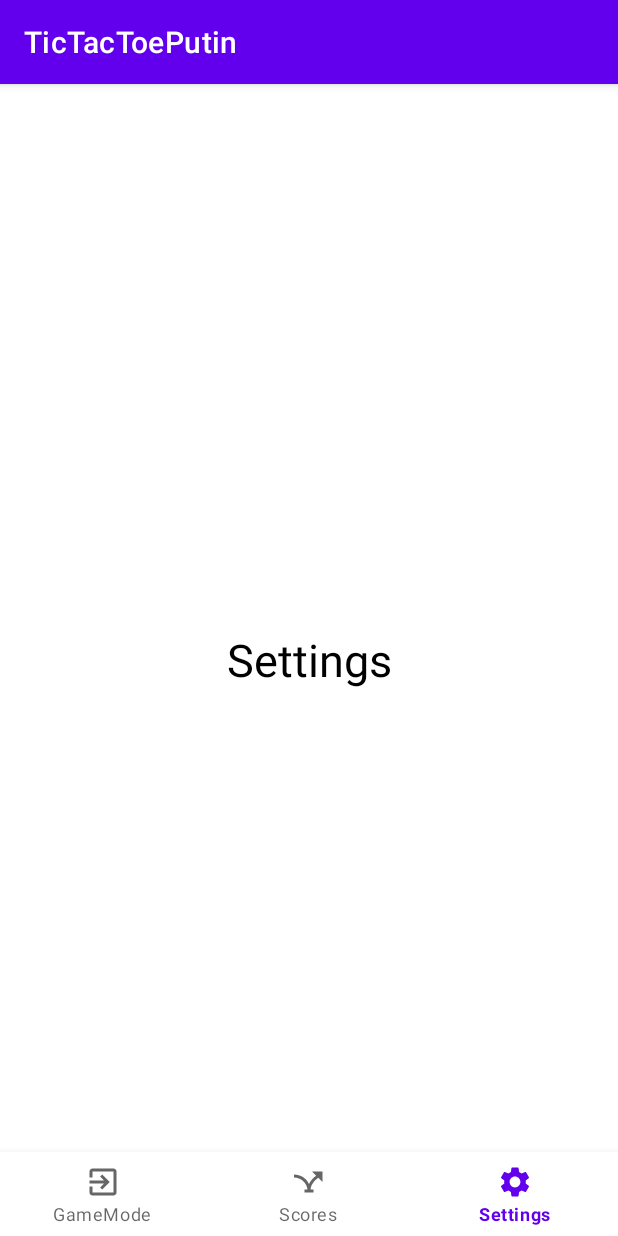
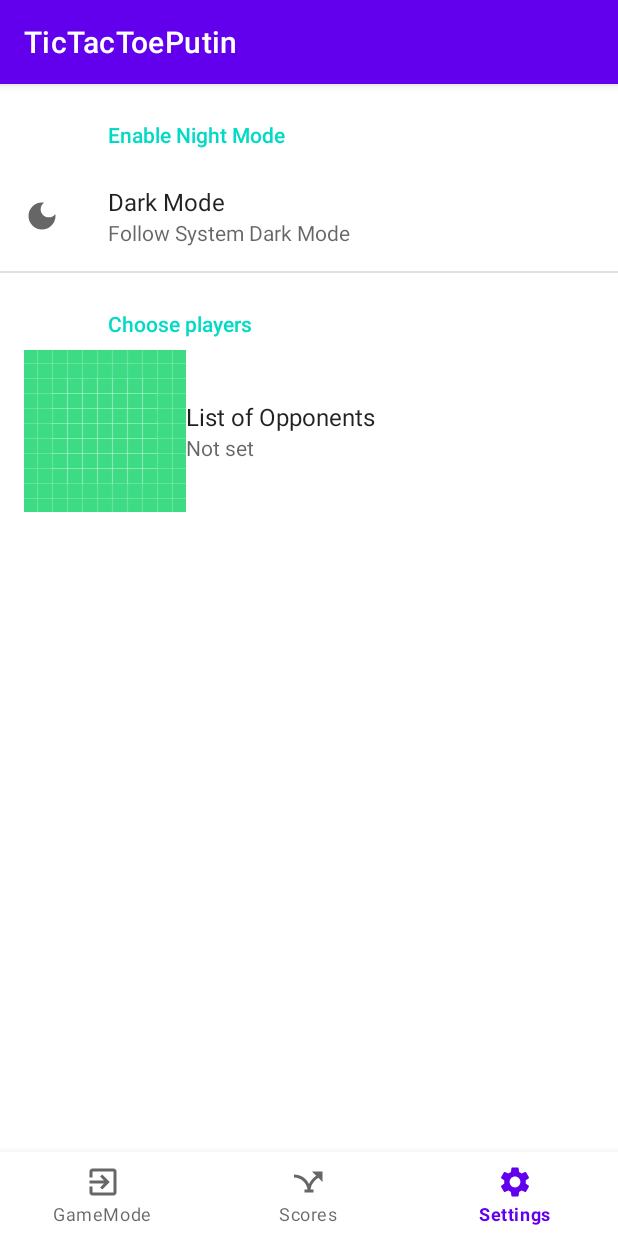
Before and after one commit to dobryansky/TicTacToeOpponents, an Android app: the FragmentSettings screen opened through its navigation route, on a phone screen of 412 x 824 dp. Run offline under Robolectric (Android 15) with nearby library versions, the phone set to English and light mode, and no system bars; our stand-ins replace androidx.preference, navigation-ui; 4 statements that could not run were skipped.

Commit message:
Dark Mode Enable

```diff
--- a/app/build.gradle
+++ b/app/build.gradle
@@ -37,6 +37,7 @@ android {
 
 dependencies {
 
+
     implementation 'androidx.core:core-ktx:1.6.0'
     implementation 'androidx.appcompat:appcompat:1.3.1'
     implementation 'com.google.android.material:material:1.4.0'
@@ -44,7 +45,9 @@ dependencies {
     implementation 'androidx.navigation:navigation-fragment-ktx:2.3.5'
     implementation 'androidx.navigation:navigation-ui-ktx:2.3.5'
     implementation 'androidx.legacy:legacy-support-v4:1.0.0'
+    implementation 'androidx.preference:preference:1.1.1'
     testImplementation 'junit:junit:4.+'
     androidTestImplementation 'androidx.test.ext:junit:1.1.3'
     androidTestImplementation 'androidx.test.espresso:espresso-core:3.4.0'
+    implementation("androidx.preference:preference-ktx:1.1.1")
 }
--- a/app/src/main/java/com/artem/myapplication/FragmentSettings.kt
+++ b/app/src/main/java/com/artem/myapplication/FragmentSettings.kt
@@ -1,26 +1,74 @@
 package com.artem.myapplication
 
+import android.content.SharedPreferences
 import android.os.Bundle
+import android.preference.PreferenceFragment
 import androidx.fragment.app.Fragment
 import android.view.LayoutInflater
 import android.view.View
 import android.view.ViewGroup
+import androidx.appcompat.app.AppCompatDelegate
+import androidx.preference.CheckBoxPreference
+import androidx.preference.Preference
+import androidx.preference.PreferenceFragmentCompat
+import androidx.preference.PreferenceManager
 
 
-class FragmentSettings : Fragment() {
+class FragmentSettings : PreferenceFragmentCompat(),SharedPreferences.OnSharedPreferenceChangeListener {
 
 
-    override fun onCreateView(
-        inflater: LayoutInflater, container: ViewGroup?,
-        savedInstanceState: Bundle?
-    ): View? {
-        // Inflate the layout for this fragment
-        return inflater.inflate(R.layout.fragment_settings, container, false)
+
+    override fun onCreatePreferences(savedInstanceState: Bundle?, rootKey: String?) {
+        setPreferencesFromResource(R.xml.root_preferences, rootKey);
+
+
+    }
+    override fun onResume() {
+        super.onResume()
+        preferenceScreen.sharedPreferences
+            .registerOnSharedPreferenceChangeListener(this)
+    }
+    override fun onPause() {
+        super.onPause()
+        preferenceScreen.sharedPreferences
+            .unregisterOnSharedPreferenceChangeListener(this)
     }
 
-    override fun onViewCreated(view: View, savedInstanceState: Bundle?) {
+    override fun onSharedPreferenceChanged(sharedPreferences: SharedPreferences?, key: String?) {
 
+        val darkModeString = getString(R.string.dark_mode)
+
+        if (key == darkModeString) {
+
+            val pref = sharedPreferences?.getString(key, "1")
+
+            when (pref?.toInt()) {
+                1 -> {
+                    AppCompatDelegate
+                        .setDefaultNightMode(
+                            AppCompatDelegate.MODE_NIGHT_FOLLOW_SYSTEM
+                        )
+                }
+
+                2 -> AppCompatDelegate
+                    .setDefaultNightMode(
+                        AppCompatDelegate.MODE_NIGHT_NO
+                    )
+                3 -> AppCompatDelegate
+                    .setDefaultNightMode(
+                        AppCompatDelegate.MODE_NIGHT_YES
+                    )
+                4 -> AppCompatDelegate
+                    .setDefaultNightMode(
+                        AppCompatDelegate.MODE_NIGHT_AUTO_BATTERY
+                    )
+            }
+        }
     }
 
-
+    override fun onDestroy() {
+        super.onDestroy()
+        PreferenceManager.getDefaultSharedPreferences(context)
+            .unregisterOnSharedPreferenceChangeListener(this)
+    }
 }
--- a/app/src/main/java/com/artem/myapplication/MainActivity.kt
+++ b/app/src/main/java/com/artem/myapplication/MainActivity.kt
@@ -2,23 +2,57 @@ package com.artem.myapplication
 
 import androidx.appcompat.app.AppCompatActivity
 import android.os.Bundle
+import androidx.appcompat.app.AppCompatDelegate
 import androidx.navigation.findNavController
 import androidx.navigation.fragment.NavHostFragment
 import androidx.navigation.ui.AppBarConfiguration
 import androidx.navigation.ui.setupActionBarWithNavController
 import androidx.navigation.ui.setupWithNavController
+import androidx.preference.PreferenceManager
 import com.google.android.material.bottomnavigation.BottomNavigationView
 
 class MainActivity : AppCompatActivity() {
     override fun onCreate(savedInstanceState: Bundle?) {
         super.onCreate(savedInstanceState)
         setContentView(R.layout.activity_main)
-      val bottomNavigationView =findViewById<BottomNavigationView>(R.id.bottomNavView)
-
-        val  navController=findNavController(R.id.fragmentContainerView)
-
+        val bottomNavigationView = findViewById<BottomNavigationView>(R.id.bottomNavView)
+        val navController = findNavController(R.id.fragmentContainerView)
         bottomNavigationView.setupWithNavController(navController)
         /*val appBarConfiguration= AppBarConfiguration(setOf(R.id.fragmentSettings))
         setupActionBarWithNavController(navController,appBarConfiguration)*/
+        loadSettings()
+
+    }
+
+
+
+
+    fun loadSettings() {
+        val sp = PreferenceManager.getDefaultSharedPreferences(this)
+
+        val darkMode = sp.getString("Dark Mode", "1")
+
+        when (darkMode?.toInt()) {
+            1 -> {
+                AppCompatDelegate
+                    .setDefaultNightMode(
+                        AppCompatDelegate.MODE_NIGHT_FOLLOW_SYSTEM
+                    )
+            }
+
+            2 -> AppCompatDelegate
+                .setDefaultNightMode(
+                    AppCompatDelegate.MODE_NIGHT_NO
+                )
+            3 -> AppCompatDelegate
+                .setDefaultNightMode(
+                    AppCompatDelegate.MODE_NIGHT_YES
+                )
+            4 -> AppCompatDelegate
+                .setDefaultNightMode(
+                    AppCompatDelegate.MODE_NIGHT_AUTO_BATTERY
+                )
+        }
+
     }
 }
--- /dev/null
+++ b/app/src/main/res/drawable/ic_dark_mode.xml
@@ -0,0 +1,10 @@
+<vector xmlns:android="http://schemas.android.com/apk/res/android"
+    android:width="24dp"
+    android:height="24dp"
+    android:viewportWidth="24"
+    android:viewportHeight="24"
+    android:tint="?attr/colorControlNormal">
+  <path
+      android:fillColor="@android:color/white"
+      android:pathData="M12,3c-4.97,0 -9,4.03 -9,9s4.03,9 9,9s9,-4.03 9,-9c0,-0.46 -0.04,-0.92 -0.1,-1.36c-0.98,1.37 -2.58,2.26 -4.4,2.26c-2.98,0 -5.4,-2.42 -5.4,-5.4c0,-1.81 0.89,-3.42 2.26,-4.4C12.92,3.04 12.46,3 12,3L12,3z"/>
+</vector>
--- /dev/null
+++ b/app/src/main/res/values/arrays.xml
@@ -0,0 +1,28 @@
+<resources>
+    <!-- Reply Preference -->
+    <string-array name="dark_mode_entries">
+        <item>Follow System Dark Mode</item>
+        <item>Light Mode Selected</item>
+        <item>Dark Mode Selected</item>
+        <item>Auto Battery Dark Mode</item>
+    </string-array>
+
+    <string-array name="dark_mode_values">
+        <item>1</item>
+        <item>2</item>
+        <item>3</item>
+        <item>4</item>
+    </string-array>
+
+    <string-array name="arrayOpponents">
+        <item>Putin/Navalny</item>
+        <item>Stalin/Trockii</item>
+        <item>Batman/Joker</item>
+    </string-array>
+
+    <string-array name="arrayOpponentsId">
+        <item>Putin_Navalny</item>
+        <item>Stalin_Trockii</item>
+        <item>Batman_Joker</item>
+    </string-array>
+</resources>
--- a/app/src/main/res/values/strings.xml
+++ b/app/src/main/res/values/strings.xml
@@ -1,5 +1,9 @@
 <resources>
     <string name="app_name">TicTacToePutin</string>
-    <!-- TODO: Remove or change this placeholder text -->
+
     <string name="hello_blank_fragment">Hello blank fragment</string>
+    <string name="defaultValueListPreference">Putin/Navalny</string>
+    <string name="dark_mode">Dark Mode</string>
+    <string name="dark_mode_def_value">1</string>
+
 </resources>
--- a/app/src/main/res/xml/root_preferences.xml
+++ b/app/src/main/res/xml/root_preferences.xml
@@ -1,16 +1,28 @@
 <?xml version="1.0" encoding="utf-8"?>
-<PreferenceScreen xmlns:android="http://schemas.android.com/apk/res/android">
+<PreferenceScreen xmlns:android="http://schemas.android.com/apk/res/android"
+    xmlns:app="http://schemas.android.com/apk/res-auto">
 
     <PreferenceCategory android:title="Enable Night Mode">
-        <CheckBoxPreference
-            android:title="Night mode"
-            android:key="Night"
-            android:defaultValue="false"
-            android:summaryOn="Night mode is activated"
-            android:summaryOff="Night mode is deactivated"/>
+        <ListPreference
+            app:defaultValue="@string/dark_mode_def_value"
+            app:entries="@array/dark_mode_entries"
+            app:entryValues="@array/dark_mode_values"
+            app:key="@string/dark_mode"
+            app:title="@string/dark_mode"
+            app:useSimpleSummaryProvider="true"
+            android:icon="@drawable/ic_dark_mode"/>
     </PreferenceCategory>
     <PreferenceCategory android:title="Choose players">
-
+        <ListPreference
+            android:dialogIcon="@drawable/ic_launcher_foreground"
+            android:entries="@array/arrayOpponents"
+            android:entryValues="@array/arrayOpponentsId"
+            android:icon="@drawable/ic_launcher_background"
+            android:key="opponents"
+            android:summary="Putin/Navalny"
+            android:title="List of Opponents"
+            app:useSimpleSummaryProvider="true" />
     </PreferenceCategory>
 
+
 </PreferenceScreen>
```
